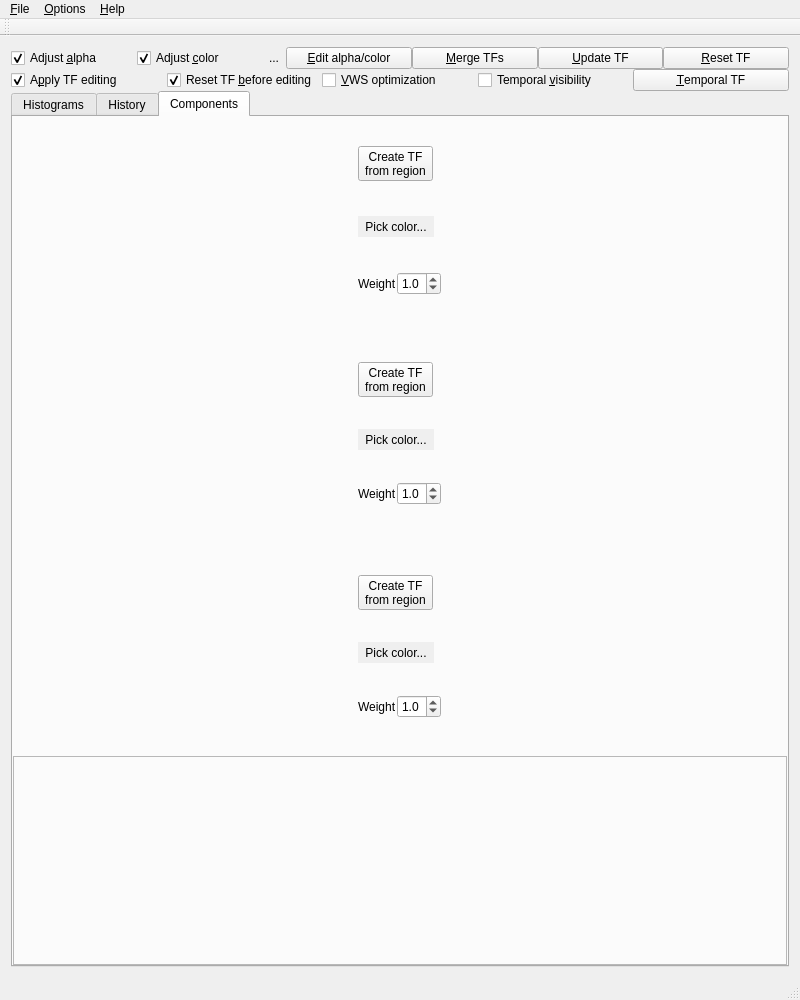
First picture: the form in QtCuda/mainwindow.ui, repository luosz/cuda-visibility, before the edit.
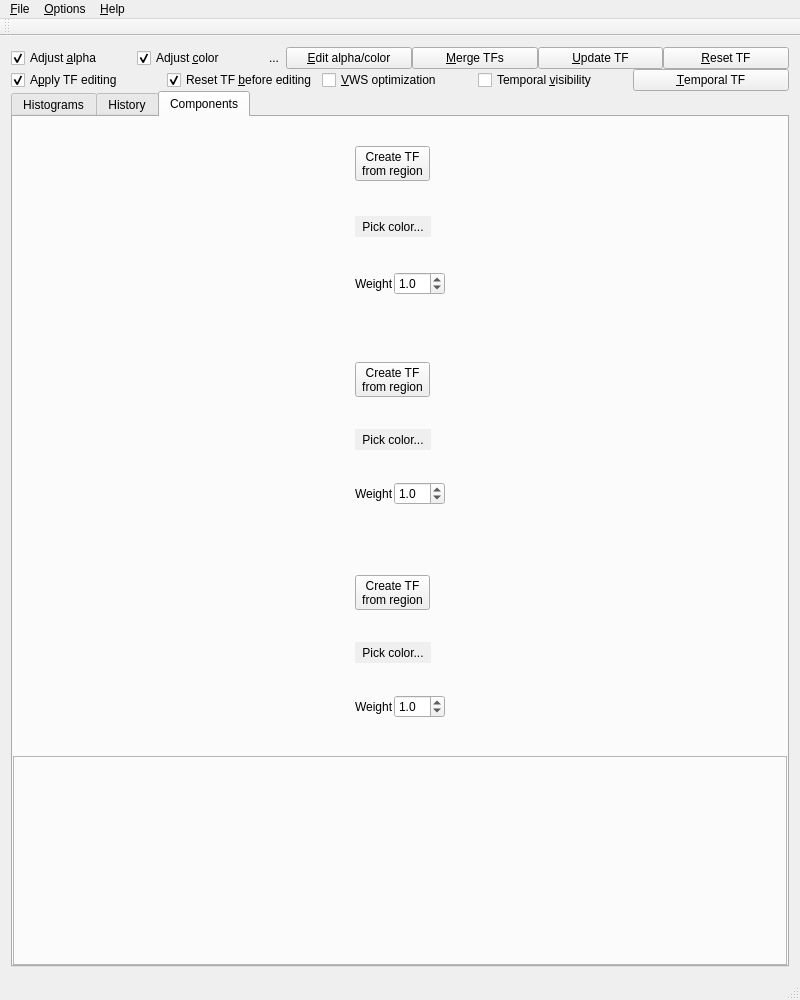
Second picture: the form after the edit. The open tabs and pages were chosen to show the change.

Commit message: set maximum weights of transfer function components to 10

The edit to the form file:
```diff
--- a/QtCuda/mainwindow.ui
+++ b/QtCuda/mainwindow.ui
@@ -400,7 +400,7 @@
                      <number>1</number>
                     </property>
                     <property name="maximum">
-                     <double>2.000000000000000</double>
+                     <double>10.000000000000000</double>
                     </property>
                     <property name="singleStep">
                      <double>0.100000000000000</double>
@@ -485,7 +485,7 @@
                      <number>1</number>
                     </property>
                     <property name="maximum">
-                     <double>2.000000000000000</double>
+                     <double>10.000000000000000</double>
                     </property>
                     <property name="singleStep">
                      <double>0.100000000000000</double>
@@ -590,8 +590,11 @@
                     <property name="decimals">
                      <number>1</number>
                     </property>
+                    <property name="minimum">
+                     <double>0.000000000000000</double>
+                    </property>
                     <property name="maximum">
-                     <double>2.000000000000000</double>
+                     <double>10.000000000000000</double>
                     </property>
                     <property name="singleStep">
                      <double>0.100000000000000</double>
```
The commit also changes 1 other file.
